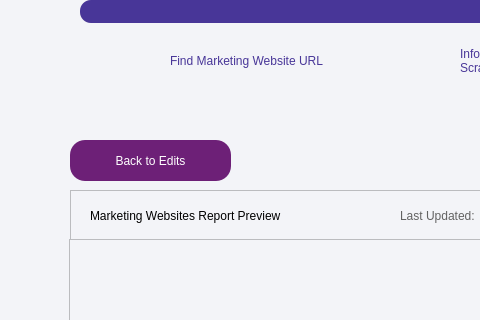
Qt form MainPageUI.ui (hayleywhsham/ISOM4400_FYP) before a commit; both pictures show x 0 to 480 and y 100 to 420 of the 1280 by 720 pixel window.
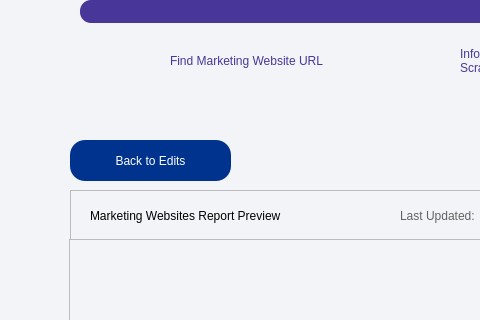
The same form after that commit. The open tabs and pages were chosen to show the change. Icons and pictures are not drawn.

Commit message: update ui, back button colour

```diff
--- a/MainPageUI.ui
+++ b/MainPageUI.ui
@@ -3686,7 +3686,7 @@
         </rect>
        </property>
        <property name="styleSheet">
-        <string notr="true">background-color: rgb(109, 32, 119);
+        <string notr="true">background-color: rgb(0, 51, 141);
 border-radius: 15px;
 font: 87 10pt &quot;Arial Black&quot;;
 color: white;</string>
```
Left out of the diff: 2 changed lines with no effect on the pictures. The commit also changes 1 other file.
